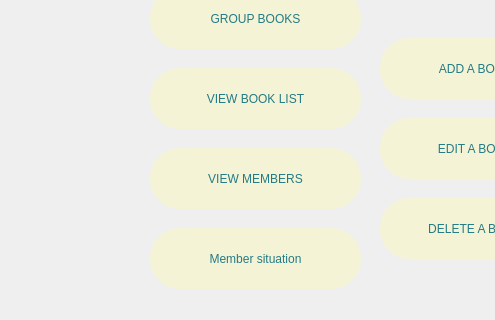
Old version of the form admindashboard.ui in the repository audrina-ebrahimi/Library; both pictures show x 0 to 495 and y 442 to 762 of the 1296 by 762 pixel window.
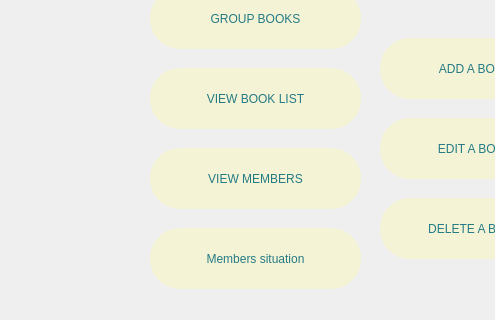
New version of the form. Icons and pictures are not drawn.

The edit to the form file:
```diff
--- a/admindashboard.ui
+++ b/admindashboard.ui
@@ -238,7 +238,7 @@
      <cursorShape>PointingHandCursor</cursorShape>
     </property>
     <property name="text">
-     <string>Member situation</string>
+     <string>Members situation</string>
     </property>
    </widget>
   </widget>
```
